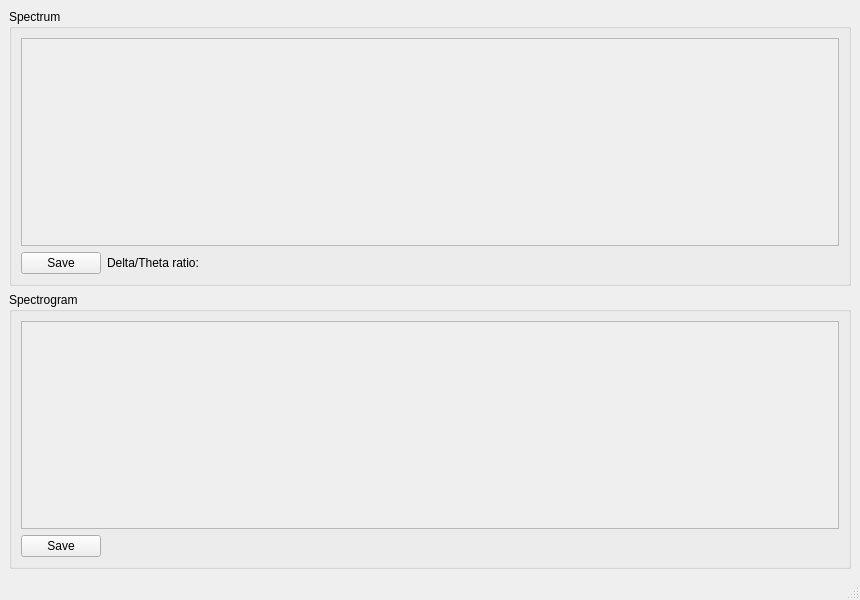
First picture: the form in MiSleep/gui/uis/spec_window.ui, repository BryanWang0702/MiSleep, before the edit.
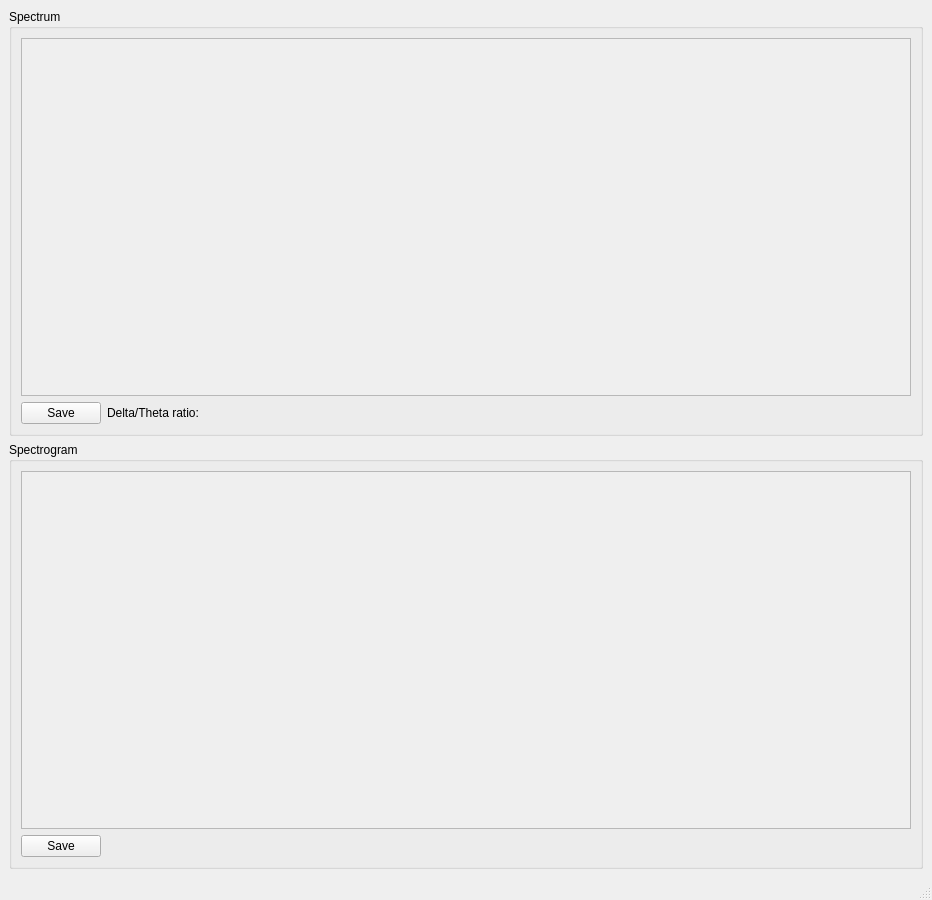
Second picture: the form after the edit. Icons and pictures are not drawn.

```diff
--- a/MiSleep/gui/uis/spec_window.ui
+++ b/MiSleep/gui/uis/spec_window.ui
@@ -6,14 +6,14 @@
    <rect>
     <x>0</x>
     <y>0</y>
-    <width>860</width>
-    <height>600</height>
+    <width>932</width>
+    <height>900</height>
    </rect>
   </property>
   <property name="minimumSize">
    <size>
     <width>860</width>
-    <height>600</height>
+    <height>800</height>
    </size>
   </property>
   <property name="windowTitle">
@@ -55,8 +55,8 @@
            <rect>
             <x>0</x>
             <y>0</y>
-            <width>820</width>
-            <height>214</height>
+            <width>892</width>
+            <height>364</height>
            </rect>
           </property>
          </widget>
@@ -81,8 +81,8 @@
            <rect>
             <x>0</x>
             <y>0</y>
-            <width>820</width>
-            <height>214</height>
+            <width>892</width>
+            <height>364</height>
            </rect>
           </property>
          </widget>
```
